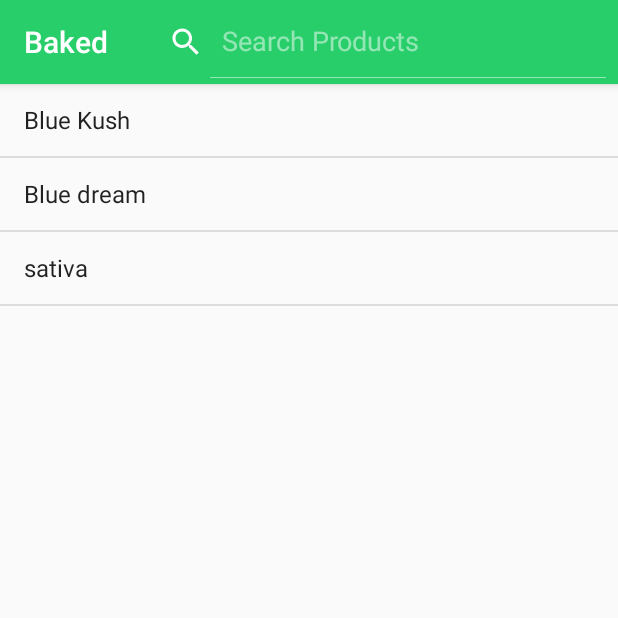
After one commit to NK273610/Baked, an Android app: the SearchBar_activity screen opened directly, with no data from a screen before it, on a phone screen of 412 x 824 dp, the top half of it. The commit adds this screen. Run offline under Robolectric (Android 15) with nearby library versions, the phone set to English and light mode, and no system bars.

Commit message:
Search Bar On main Tab Completed Search Bar Activity Completed

```diff
--- a/app/build.gradle
+++ b/app/build.gradle
@@ -52,7 +52,5 @@ dependencies {
     compile 'net.alhazmy13.wordcloud:library:0.2.0-beta'
 
 
-
-
 }
 apply plugin: 'com.google.gms.google-services'
--- /dev/null
+++ b/app/src/main/java/com/example/shakt/baked/SearchBar_activity.java
@@ -0,0 +1,55 @@
+package com.example.shakt.baked;
+
+import android.support.v7.app.AppCompatActivity;
+import android.os.Bundle;
+import android.view.Menu;
+import android.view.MenuInflater;
+import android.view.MenuItem;
+import android.widget.ArrayAdapter;
+import android.widget.ListView;
+import android.widget.SearchView;
+
+
+import java.lang.reflect.Array;
+import java.util.ArrayList;
+import java.util.Arrays;
+import android.support.v7.widget.Toolbar;
+
+public class SearchBar_activity extends AppCompatActivity {
+
+    ArrayAdapter<String> adapter;
+    @Override
+    protected void onCreate(Bundle savedInstanceState) {
+        super.onCreate(savedInstanceState);
+        setContentView(R.layout.activity_search_bar_activity);
+        Toolbar toolbar = (Toolbar)findViewById(R.id.search_toolbar);
+        setSupportActionBar(toolbar);
+        ListView listView = findViewById(R.id.search_results);
+        ArrayList<String> product_list = new ArrayList<>();
+        product_list.addAll(Arrays.asList(getResources().getStringArray(R.array.product_array)));
+        adapter = new ArrayAdapter<String>(this,android.R.layout.simple_list_item_1,product_list);
+        listView.setAdapter(adapter);
+    }
+    public boolean onCreateOptionsMenu(Menu menu){
+        MenuInflater menuInflater = getMenuInflater();
+        menuInflater.inflate(R.menu.menu_search_bar,menu);
+        MenuItem menuItem = menu.findItem(R.id.search_bar_menu);
+        SearchView searchView = (SearchView) menuItem.getActionView();
+        searchView.setIconifiedByDefault(false);
+        searchView.setQueryHint("Search Products");
+        searchView.setOnQueryTextListener(new SearchView.OnQueryTextListener() {
+            @Override
+            public boolean onQueryTextSubmit(String query) {
+                return false;
+            }
+
+            @Override
+            public boolean onQueryTextChange(String newText) {
+                adapter.getFilter().filter(newText);
+                return false;
+            }
+        });
+
+    return super.onCreateOptionsMenu(menu);
+    }
+}
--- a/app/src/main/res/layout/activity_home.xml
+++ b/app/src/main/res/layout/activity_home.xml
@@ -22,6 +22,7 @@
 
 
             <android.support.v7.widget.Toolbar
+                android:id="@+id/home_toolbar"
                 android:layout_width="match_parent"
                 android:layout_height="?attr/actionBarSize"
                 app:layout_scrollFlags="scroll|enterAlways"
@@ -29,10 +30,6 @@
                 app:title="@string/welcome"
                 android:gravity="center">
             </android.support.v7.widget.Toolbar>
-                <!--TODO-->
-                <!--make a search icon here-->
-
-
             <android.support.design.widget.TabLayout
                 android:id="@+id/tabs"
                 android:layout_width="match_parent"
--- /dev/null
+++ b/app/src/main/res/layout/activity_search_bar_activity.xml
@@ -0,0 +1,31 @@
+<?xml version="1.0" encoding="utf-8"?>
+<LinearLayout xmlns:android="http://schemas.android.com/apk/res/android"
+    xmlns:app="http://schemas.android.com/apk/res-auto"
+    xmlns:tools="http://schemas.android.com/tools"
+    android:layout_width="match_parent"
+    android:layout_height="match_parent"
+    android:orientation="vertical"
+    tools:context="com.example.shakt.baked.SearchBar_activity">
+
+    <android.support.design.widget.AppBarLayout
+        android:layout_width="match_parent"
+        android:layout_height="wrap_content"
+        android:theme="@style/AppTheme.AppBarOverlay"
+        >
+        <android.support.v7.widget.Toolbar
+            android:id="@+id/search_toolbar"
+            app:popupTheme="@style/AppTheme.PopupOverlay"
+            android:layout_width="match_parent"
+            android:theme="@style/ThemeOverlay.AppCompat.ActionBar"
+            android:layout_height="match_parent">
+        </android.support.v7.widget.Toolbar>
+    </android.support.design.widget.AppBarLayout>
+
+    <ListView
+        android:id="@+id/search_results"
+        android:layout_width="wrap_content"
+        android:layout_height="match_parent">
+    </ListView>
+
+
+</LinearLayout>
--- /dev/null
+++ b/app/src/main/res/menu/menu_search_bar.xml
@@ -0,0 +1,11 @@
+<?xml version="1.0" encoding="utf-8"?>
+<menu xmlns:android="http://schemas.android.com/apk/res/android"
+    xmlns:app="http://schemas.android.com/apk/res-auto">
+    <item
+        android:title="Search"
+        android:id="@+id/search_bar_menu"
+        android:icon="@android:drawable/ic_menu_search"
+        app:showAsAction="always"
+        app:actionViewClass="android.widget.SearchView" />
+
+</menu>
--- a/app/src/main/res/values/strings.xml
+++ b/app/src/main/res/values/strings.xml
@@ -31,5 +31,11 @@
     <string name="navigation_drawer_open">Open navigation drawer</string>
     <string name="navigation_drawer_close">Close navigation drawer</string>
     <string name="action_settings">Settings</string>
+    <string-array name="product_array">
+        <item>Blue Kush</item>
+        <item>Blue dream</item>
+        <item>sativa</item>
+
+    </string-array>
 
 </resources>
```
Also changed, not shown: app/src/main/AndroidManifest.xml (+29 -21 lines), app/src/main/java/com/example/shakt/baked/HomeActivity.java (+21 -8 lines), app/src/main/res/menu/action_bar.xml (added, +13 -0 lines), app/src/main/res/drawable-hdpi/search_glass.png (added), app/src/main/res/drawable-mdpi/search_glass.png (added), app/src/main/res/drawable-xhdpi/search_glass.png (added), app/src/main/res/drawable-xxhdpi/search_glass.png (added).
